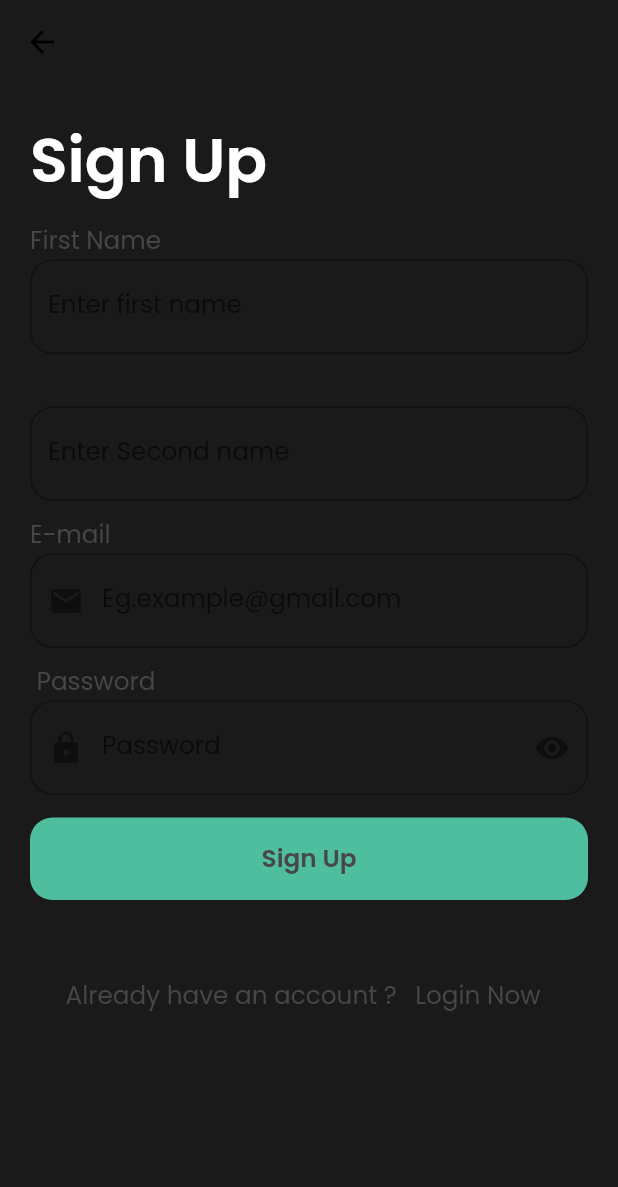
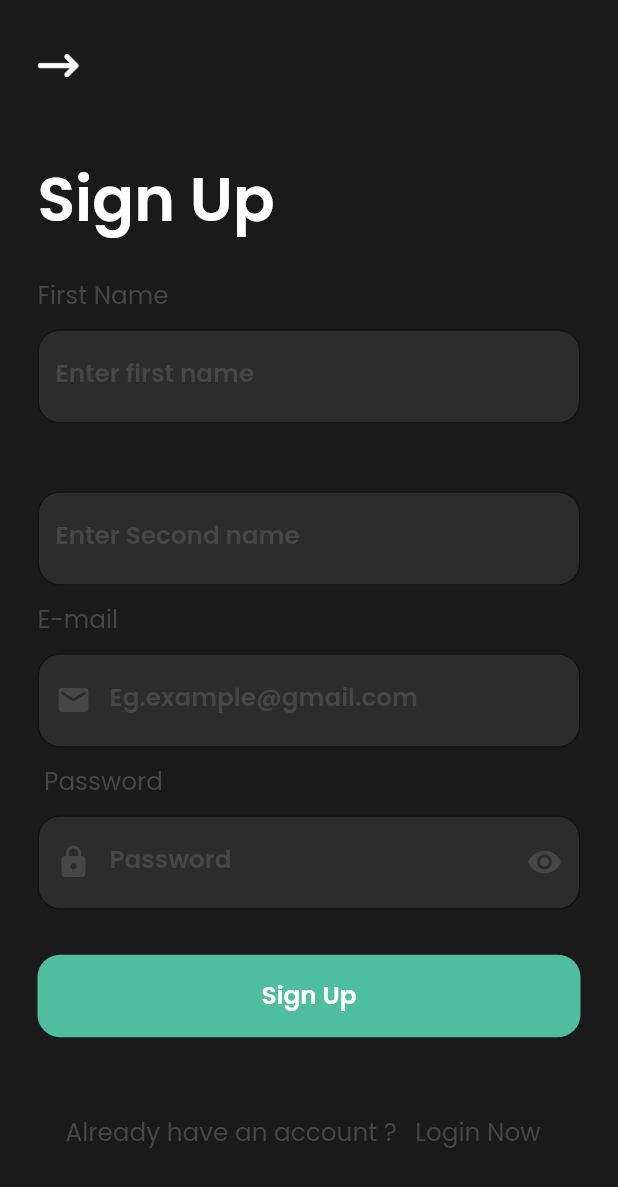
Before and after one commit to moh-gomaa/Algoriza-BookingApp, a Flutter app: the RegisterScreen screen opened by its route, on a phone screen of 412 x 824 dp. Shown: the top 1187 px of the screen. Run offline on Flutter 3.47's test engine with Material 2 defaults, Android fonts, the phone set to English and light mode, and no system bars; our stand-ins replace bloc, connectivity_plus, dio, equatable, flutter_bloc, internet_connection_checker and 6 more; accounts and stored records are empty; project files that could hold a hidden picture were left out.

Commit message:
Continue login and signup

```diff
--- a/lib/features/login/bloc/login_cubit.dart
+++ b/lib/features/login/bloc/login_cubit.dart
@@ -33,4 +33,16 @@ class LoginCubit extends Bloc<LoginCubit, LoginStates> {
       emit(LoginErrorState(error: e.toString()));
     }
   }
+
+  IconData suffix =Icons.visibility_outlined;
+  bool isPassword=true;
+
+
+ void ChangePassword(){
+   isPassword =!isPassword;
+   suffix = isPassword ? Icons.visibility_outlined :Icons.visibility_off_outlined;
+   emit(LoginChangePasswordState());
+ }
+
+
 }
--- a/lib/features/login/bloc/login_state.dart
+++ b/lib/features/login/bloc/login_state.dart
@@ -18,3 +18,5 @@ class LoginErrorState extends LoginStates {
   final String error;
   LoginErrorState({required this.error});
 }
+
+class LoginChangePasswordState extends LoginStates {}
--- a/lib/features/login/login_screen.dart
+++ b/lib/features/login/login_screen.dart
@@ -14,6 +14,7 @@ class LoginScreen extends StatelessWidget {
   var emailController = TextEditingController();
   var passwordController = TextEditingController();
   final formKey = GlobalKey<FormState>();
+  bool _isSecurepassword = true;
 
   @override
   Widget build(BuildContext context) {
@@ -26,7 +27,6 @@ class LoginScreen extends StatelessWidget {
       builder: (context, state) {
         return Scaffold(
           body: SingleChildScrollView(
-            child: SingleChildScrollView(
             child: Column(
               children: [
                 CustomAppBar(
@@ -76,8 +76,7 @@ class LoginScreen extends StatelessWidget {
                             return null;
                           },
                           decoration: InputDecoration(
-                              floatingLabelBehavior:
-                                  FloatingLabelBehavior.never,
+                            floatingLabelBehavior: FloatingLabelBehavior.never,
                             filled: true,
                             fillColor: OwnTheme.colorPalette['bgGray'],
                             labelText: 'Eg.example@gmail.com',
@@ -96,8 +95,7 @@ class LoginScreen extends StatelessWidget {
                                   style: BorderStyle.solid),
                               borderRadius: BorderRadius.circular(round),
                             ),
-                              labelStyle:
-                                  OwnTheme.normalBoldTextStyle(lang: lang)
+                            labelStyle: OwnTheme.normalBoldTextStyle(lang: lang)
                                 .colorChange(color: 'gray'),
                           ),
                         ),
@@ -118,7 +116,7 @@ class LoginScreen extends StatelessWidget {
                               .colorChange(color: 'white'),
                           controller: passwordController,
                           keyboardType: TextInputType.visiblePassword,
-                            obscureText: true,
+                          obscureText: LoginCubit.get(context).isPassword,
                           onFieldSubmitted: (String value) {
                             print(value);
                           },
@@ -141,9 +139,14 @@ class LoginScreen extends StatelessWidget {
                                 Icons.lock,
                                 color: OwnTheme.colorPalette['gray'],
                               ),
-                                suffixIcon: Icon(
-                                  Icons.remove_red_eye,
-                                  color: OwnTheme.colorPalette['gray'],
+
+                              suffixIcon: GestureDetector(
+                                onTap: (){
+                                  LoginCubit.get(context).ChangePassword();
+                                },
+                                child: Icon(
+                                  LoginCubit.get(context).suffix,                                color: OwnTheme.colorPalette['gray'],
+                                ),
                               ),
                               border: OutlineInputBorder(
                                 borderSide: BorderSide(color: Colors.white),
@@ -202,9 +205,16 @@ class LoginScreen extends StatelessWidget {
               ],
             ),
           ),
-          ),
         );
       },
     );
   }
+
+  Widget togglePassword() {
+    return IconButton(
+        onPressed: () {},
+        icon: _isSecurepassword
+            ? Icon(Icons.visibility_outlined)
+            : Icon(Icons.visibility_off_outlined));
   }
+}
--- a/lib/features/register/register_screen.dart
+++ b/lib/features/register/register_screen.dart
@@ -1,5 +1,7 @@
 import 'package:booking_app/core/localization/setup/app_localization.dart';
+import 'package:booking_app/core/utils/extensions/layout_extensions.dart';
 import 'package:booking_app/core/utils/extensions/theme_extensions.dart';
+import 'package:booking_app/core/utils/widgets/custom_app_bar.dart';
 import 'package:booking_app/data/models/user_model.dart';
 import 'package:booking_app/features/login/login_screen.dart';
 import 'package:booking_app/features/register/bloc/register_cubit.dart';
@@ -16,7 +18,6 @@ class RegisterScreen extends StatelessWidget {
   var emailController = TextEditingController();
   var passwordController = TextEditingController();
   final formKey = GlobalKey<FormState>();
-
   UserModel user = UserModel();
 
   @override
@@ -30,13 +31,17 @@ class RegisterScreen extends StatelessWidget {
       builder: (context, state) {
         return Scaffold(
           // backgroundColor: Color(0xFFFFFFFF),
-          appBar: AppBar(),
-          body: Padding(
-            padding: const EdgeInsets.all(20.0),
-            child: SingleChildScrollView(
+          body: SingleChildScrollView(
             child: Form(
               key: formKey,
               child: Column(
+                children: [
+                  CustomAppBar(
+                    leadingWidget: BackIconAppBar(
+                      lang: lang,
+                    ),
+                  ).safeArea(),
+                  Column(
                     crossAxisAlignment: CrossAxisAlignment.start,
                     children: [
                       Text(
@@ -45,16 +50,19 @@ class RegisterScreen extends StatelessWidget {
                             .colorChange(color: 'white'),
                       ),
                       SizedBox(
-                      height: 10.0,
+                        height: space2,
                       ),
                       Text(
                         'first_name_txt'.tr(context),
                         style: OwnTheme.normalTextStyle(lang: lang)
                             .colorChange(color: 'gray'),
                       ),
+                      SizedBox(
+                        height: space0,
+                      ),
                       TextFormField(
-                      style: OwnTheme.normalTextStyle(lang: lang)
-                          .colorChange(color: 'gray'),
+                        style: OwnTheme.normalBoldTextStyle(lang: lang)
+                            .colorChange(color: 'white'),
                         controller: firstNameController,
                         keyboardType: TextInputType.name,
                         onFieldSubmitted: (String value) {
@@ -70,24 +78,41 @@ class RegisterScreen extends StatelessWidget {
                           return null;
                         },
                         decoration: InputDecoration(
+                          floatingLabelBehavior: FloatingLabelBehavior.never,
+                          filled: true,
+                          fillColor: OwnTheme.colorPalette['bgGray'],
                           labelText: 'Box_First_Text'.tr(context),
                           border: OutlineInputBorder(
+                            borderSide: BorderSide(color: Colors.white),
                             borderRadius: BorderRadius.circular(15),
                           ),
+                          focusedBorder: OutlineInputBorder(
+                            borderSide: BorderSide(
+                                color: OwnTheme.colorPalette['primary']!,
+                                width: 1,
+                                style: BorderStyle.solid),
+                            borderRadius: BorderRadius.circular(round),
+                          ),
+                            labelStyle:
+                            OwnTheme.normalBoldTextStyle(lang: lang)
+                                .colorChange(color: 'gray')
                         ),
                       ),
                       SizedBox(
-                      height: 10.0,
+                        height: space0,
                       ),
                       Text(
                         'last_name_txt'.tr(context),
                         style: OwnTheme.normalTextStyle(lang: lang)
                             .colorChange(color: 'gray'),
                       ),
+                      SizedBox(
+                        height: space0,
+                      ),
                       TextFormField(
-                      style: OwnTheme.normalTextStyle(lang: lang)
-                          .colorChange(color: 'gray'),
-                      controller: firstNameController,
+                        style: OwnTheme.normalBoldTextStyle(lang: lang)
+                            .colorChange(color: 'white'),
+                        controller: lastNameController,
                         keyboardType: TextInputType.text,
                         onFieldSubmitted: (String value) {
                           print(value);
@@ -102,23 +127,42 @@ class RegisterScreen extends StatelessWidget {
                           return null;
                         },
                         decoration: InputDecoration(
+                          floatingLabelBehavior: FloatingLabelBehavior.never,
+                          filled: true,
+                          fillColor: OwnTheme.colorPalette['bgGray'],
                           labelText: 'Box_Last_Text'.tr(context),
                           border: OutlineInputBorder(
+                            borderSide: BorderSide(color: Colors.white),
                             borderRadius: BorderRadius.circular(15),
                           ),
+                          focusedBorder: OutlineInputBorder(
+                            borderSide: BorderSide(
+                                color: OwnTheme.colorPalette['primary']!,
+                                width: 1,
+                                style: BorderStyle.solid),
+                            borderRadius: BorderRadius.circular(round),
+
                           ),
+                            labelStyle:
+                            OwnTheme.normalBoldTextStyle(lang: lang)
+                                .colorChange(color: 'gray')
+                        ),
+
                       ),
                       SizedBox(
-                      height: 10.0,
+                        height: space0,
                       ),
                       Text(
                         'email_title_txt'.tr(context),
                         style: OwnTheme.normalTextStyle(lang: lang)
                             .colorChange(color: 'gray'),
                       ),
+                      SizedBox(
+                        height: space0,
+                      ),
                       TextFormField(
-                      style: OwnTheme.normalTextStyle(lang: lang)
-                          .colorChange(color: 'gray'),
+                        style: OwnTheme.normalBoldTextStyle(lang: lang)
+                            .colorChange(color: 'white'),
                         controller: emailController,
                         keyboardType: TextInputType.emailAddress,
                         onFieldSubmitted: (String value) {
@@ -134,27 +178,44 @@ class RegisterScreen extends StatelessWidget {
                           return null;
                         },
                         decoration: InputDecoration(
+                          floatingLabelBehavior: FloatingLabelBehavior.never,
+                          filled: true,
+                          fillColor: OwnTheme.colorPalette['bgGray'],
                           labelText: 'Eg.example@gmail.com',
                           prefixIcon: Icon(
                             Icons.email,
+                            color: OwnTheme.colorPalette['gray'],
                           ),
                           border: OutlineInputBorder(
                             borderSide: BorderSide(color: Colors.white),
                             borderRadius: BorderRadius.circular(15),
                           ),
+                          focusedBorder: OutlineInputBorder(
+                            borderSide: BorderSide(
+                                color: OwnTheme.colorPalette['primary']!,
+                                width: 1,
+                                style: BorderStyle.solid),
+                            borderRadius: BorderRadius.circular(round),
+                          ),
+                          labelStyle: OwnTheme.normalBoldTextStyle(lang: lang)
+                              .colorChange(color: 'gray'),
                         ),
                       ),
                       SizedBox(
-                      height: 10.0,
+                        height: space0,
                       ),
                       Text(
                         'password_txt'.tr(context),
                         style: OwnTheme.normalTextStyle(lang: lang)
                             .colorChange(color: 'gray'),
                       ),
+                      SizedBox(
+                        height: space0,
+                      ),
                       TextFormField(
-                      style: OwnTheme.normalTextStyle(lang: lang)
-                          .colorChange(color: 'gray'),
+                        textAlignVertical: TextAlignVertical.center,
+                        style: OwnTheme.normalBoldTextStyle(lang: lang)
+                            .colorChange(color: 'white'),
                         controller: passwordController,
                         keyboardType: TextInputType.visiblePassword,
                         obscureText: true,
@@ -171,23 +232,34 @@ class RegisterScreen extends StatelessWidget {
                           return null;
                         },
                         decoration: InputDecoration(
+                            floatingLabelBehavior: FloatingLabelBehavior.never,
+                            filled: true,
+                            fillColor: OwnTheme.colorPalette['bgGray'],
                             labelText: 'Box_Password_Text'.tr(context),
                             prefixIcon: Icon(
                               Icons.lock,
+                              color: OwnTheme.colorPalette['gray'],
                             ),
                             suffixIcon: Icon(
                               Icons.remove_red_eye,
+                              color: OwnTheme.colorPalette['gray'],
                             ),
                             border: OutlineInputBorder(
+                              borderSide: BorderSide(color: Colors.white),
                               borderRadius: BorderRadius.circular(15),
+                            ),
+                            focusedBorder: OutlineInputBorder(
                               borderSide: BorderSide(
-                            color: Colors.teal,
+                                  color: OwnTheme.colorPalette['primary']!,
+                                  width: 1,
+                                  style: BorderStyle.solid),
+                              borderRadius: BorderRadius.circular(round),
                             ),
-                        ),
-                      ),
+                            labelStyle: OwnTheme.normalBoldTextStyle(lang: lang)
+                                .colorChange(color: 'gray')),
                       ),
                       SizedBox(
-                      height: 15,
+                        height: 30,
                       ),
                       ButtonKey(
                         function: () {
@@ -203,11 +275,11 @@ class RegisterScreen extends StatelessWidget {
                           }
                         },
                         buttonText: 'Button_Register'.tr(context),
-                      textColor: OwnTheme.colorPalette['gray'],
+                        textColor: OwnTheme.colorPalette['white'],
                         isLoading: (state is RegisterLoadingState),
                       ),
                       SizedBox(
-                      height: 15.0,
+                        height: 15,
                       ),
                       Row(
                         mainAxisAlignment: MainAxisAlignment.center,
@@ -241,7 +313,8 @@ class RegisterScreen extends StatelessWidget {
                         ],
                       ),
                     ],
-                ),
+                  ).wholePadding(),
+                ],
               ),
             ),
           ),
```
Also changed, not shown: lib/resources/buttonkey/button.dart (line endings or trailing spaces), 1 other file. Lines whose indentation alone changed are shown as unchanged.
